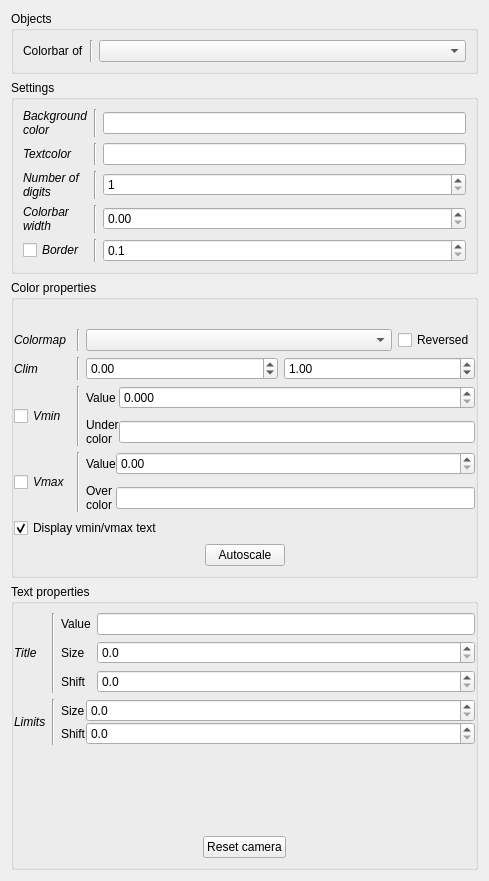
Old version of the form visbrain/visuals/cbar/gui/CbarPyQtGui.ui in the repository EtienneCmb/visbrain.
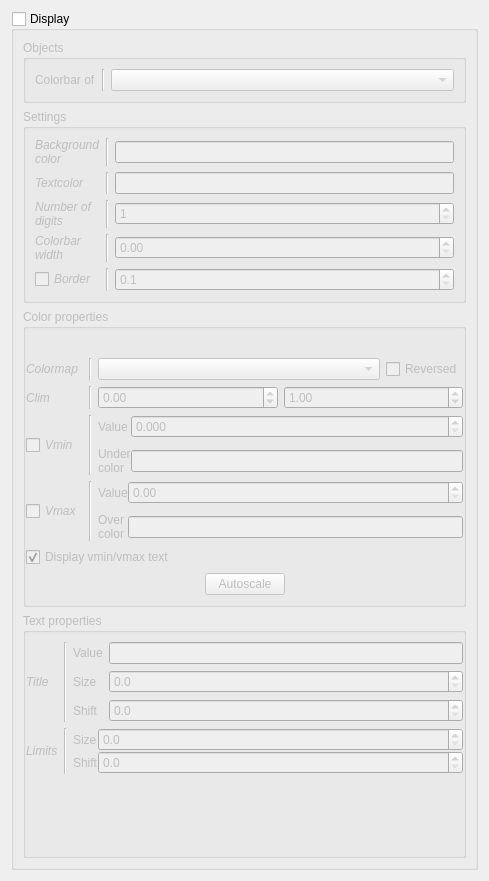
New version of the form.

Commit message: Add "display" Grp box to the colorbar widget

Diff of the .ui file:
```diff
--- a/visbrain/visuals/cbar/gui/CbarPyQtGui.ui
+++ b/visbrain/visuals/cbar/gui/CbarPyQtGui.ui
@@ -15,6 +15,18 @@
   </property>
   <layout class="QVBoxLayout" name="verticalLayout">
    <item>
+    <widget class="QGroupBox" name="_cbar_grp">
+     <property name="title">
+      <string>Display</string>
+     </property>
+     <property name="checkable">
+      <bool>true</bool>
+     </property>
+     <property name="checked">
+      <bool>false</bool>
+     </property>
+     <layout class="QVBoxLayout" name="verticalLayout_10">
+      <item>
     <layout class="QVBoxLayout" name="CbarLayout">
      <property name="topMargin">
       <number>0</number>
@@ -769,50 +781,13 @@
           </property>
          </spacer>
         </item>
-        <item>
-         <layout class="QHBoxLayout" name="horizontalLayout_5">
-          <property name="topMargin">
-           <number>0</number>
-          </property>
-          <item>
-           <spacer name="horizontalSpacer_6">
-            <property name="orientation">
-             <enum>Qt::Horizontal</enum>
-            </property>
-            <property name="sizeHint" stdset="0">
-             <size>
-              <width>40</width>
-              <height>20</height>
-             </size>
-            </property>
-           </spacer>
-          </item>
-          <item>
-           <widget class="QPushButton" name="_cbarRstCam">
-            <property name="text">
-             <string>Reset camera</string>
-            </property>
-           </widget>
-          </item>
-          <item>
-           <spacer name="horizontalSpacer_7">
-            <property name="orientation">
-             <enum>Qt::Horizontal</enum>
-            </property>
-            <property name="sizeHint" stdset="0">
-             <size>
-              <width>40</width>
-              <height>20</height>
-             </size>
-            </property>
-           </spacer>
-          </item>
+          </layout>
+         </widget>
+        </item>
          </layout>
         </item>
        </layout>
       </widget>
-     </item>
-    </layout>
    </item>
   </layout>
  </widget>
```
Lines whose indentation alone changed are shown as unchanged. The commit also changes 3 other files.
